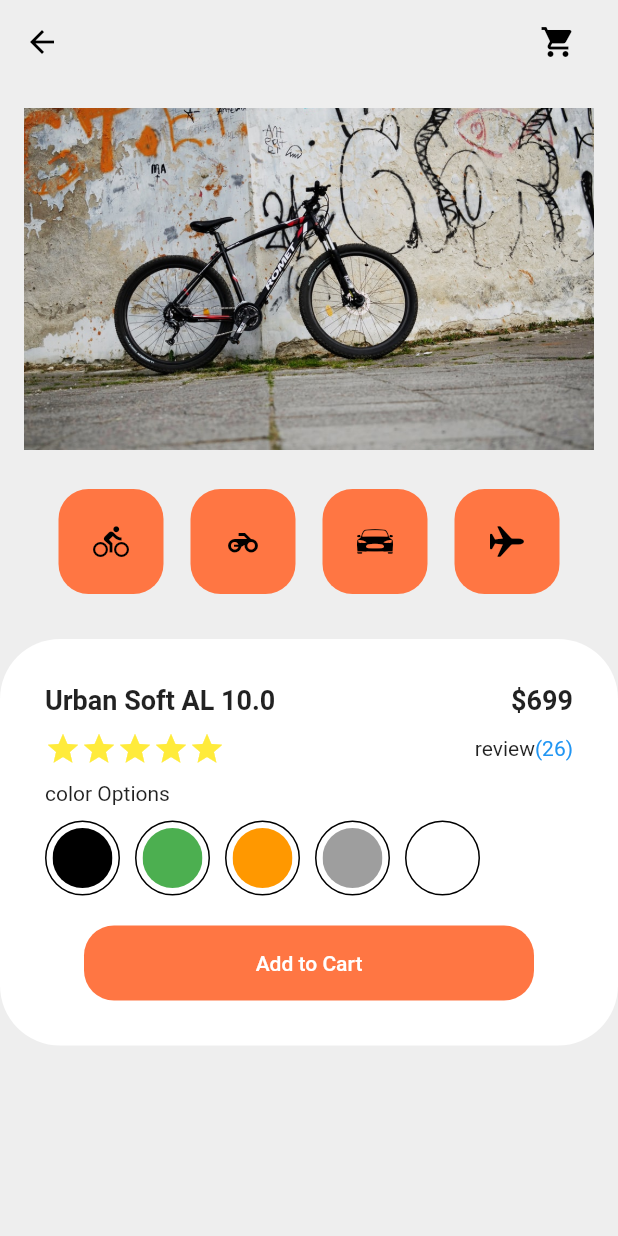
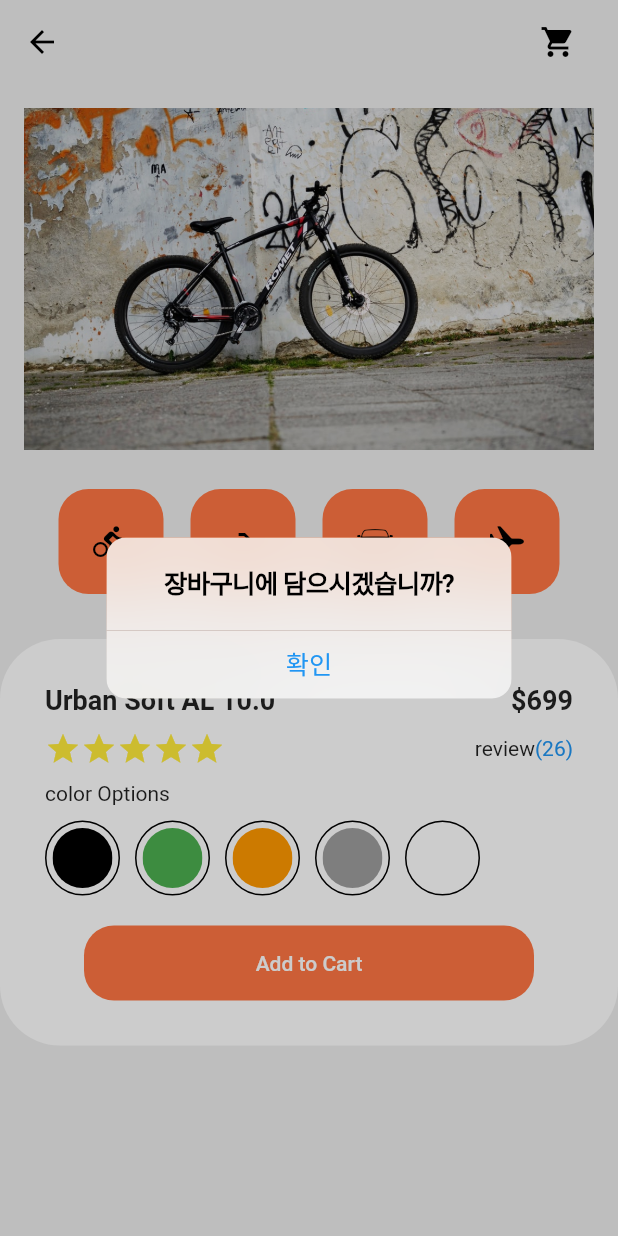
Before and after one commit to muaga/flutter-shoppingcart-teacher, a Flutter app: the screen it shows after launch, after a tap on "Add to Cart", on a phone screen of 412 x 824 dp. Run offline on Flutter 3.47's test engine with Material 2 defaults, Android fonts, the phone set to English and light mode, and no system bars.

Commit message:
알림창 완료

```diff
--- a/lib/components/shoppingcart_detail.dart
+++ b/lib/components/shoppingcart_detail.dart
@@ -1,3 +1,4 @@
+import 'package:flutter/cupertino.dart';
 import 'package:flutter/material.dart';
 import 'package:flutter_shoppingcart/constants.dart';
 
@@ -83,7 +84,28 @@ class ShoppingCartDetail extends StatelessWidget {
   Widget _buildDetailButton(BuildContext context) {
     return Align(
       child: TextButton(
-        onPressed: () {},
+        onPressed: () {
+          // CupertinoAlertDialog : 스타일 경고 대화 상자
+          showCupertinoDialog(
+            context: context,
+            // 해당 앱의 정보를 가진 채로, stack으로 생성
+            builder: (context) => CupertinoAlertDialog(
+                title: Text("장바구니에 담으시겠습니까?"),
+                // 질문
+                actions: [
+                  CupertinoDialogAction(
+                    child: Text(
+                      "확인",
+                      style: TextStyle(color: Colors.blue),
+                    ),
+                    // 버튼
+                    onPressed: () {
+                      Navigator.pop(context);
+                    },
+                  ),
+                ]),
+          );
+        },
         style: TextButton.styleFrom(
             backgroundColor: kAccentColor,
             minimumSize: Size(300, 50),
```
